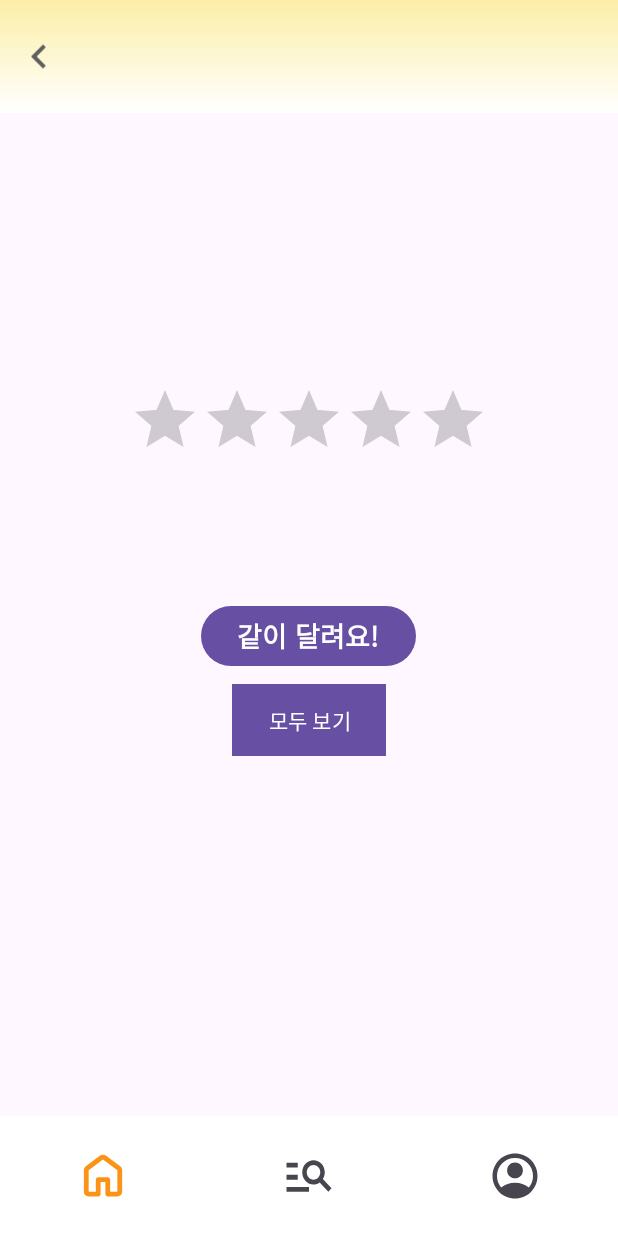
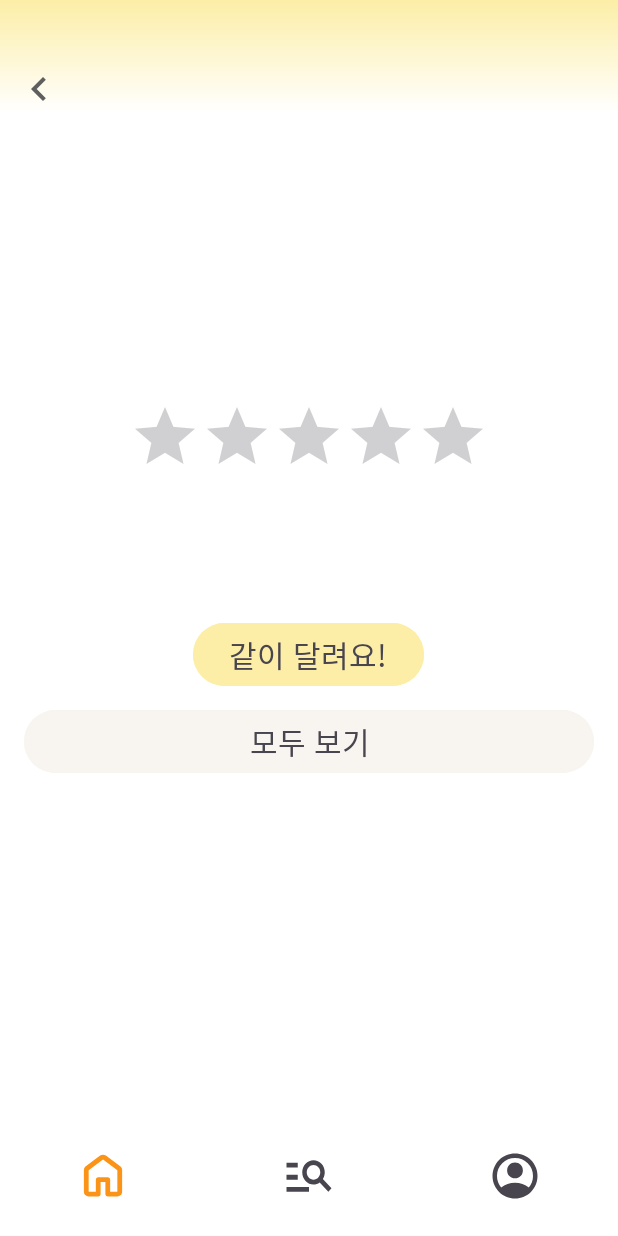
Before and after one commit to yenbbo/bookmark_project, an Android app: the fragment BookPageFragment placed in its activity, on a phone screen of 412 x 824 dp. Run offline under Robolectric (Android 15) with nearby library versions, the phone set to English and light mode, and no system bars; pictures from the network do not load; 7 statements that could not run were skipped.

```diff
--- a/app/src/main/java/com/example/book_project/SearchFragment.kt
+++ b/app/src/main/java/com/example/book_project/SearchFragment.kt
@@ -82,12 +82,12 @@ class SearchFragment : Fragment() {
                         for (i in 0 until items.length()) {
                             val item = items.getJSONObject(i)
                             val book = Book(
+                                id = item.getString("isbn"),
                                 title = item.getString("title").replace("<b>", "").replace("</b>", ""),
                                 author = item.optString("author", "Unknown"),
                                 coverUrl = item.optString("image", ""),
                                 description = item.optString("description", ""),
                                 rating = 0.0f, // 네이버 API는 평점을 제공 x
-                                pages = 0,     // 네이버 API는 페이지 정보를 제공 x
                                 year = item.optString("pubdate", "0000").take(4).toIntOrNull() ?: 0,
                                 publisher = item.optString("publisher", "Unknown")
                             )
--- a/app/src/main/res/layout/activity_comment.xml
+++ b/app/src/main/res/layout/activity_comment.xml
@@ -9,10 +9,9 @@
     tools:context=".CommentActivity">
     <LinearLayout
         android:layout_width="match_parent"
-        android:layout_height="115dp"
+        android:layout_height="75dp"
         android:orientation="horizontal"
         android:background="@drawable/gradient_yellow"
-        android:paddingBottom="30dp"
         >
         <ImageView
             android:id="@+id/before_icon"
--- a/app/src/main/res/layout/activity_my_bookshelf.xml
+++ b/app/src/main/res/layout/activity_my_bookshelf.xml
@@ -10,10 +10,9 @@
     >
     <LinearLayout
         android:layout_width="match_parent"
-        android:layout_height="115dp"
+        android:layout_height="75dp"
         android:orientation="horizontal"
         android:background="@drawable/gradient_yellow"
-        android:paddingBottom="30dp"
         >
 
         <ImageView
--- a/app/src/main/res/layout/activity_my_posts.xml
+++ b/app/src/main/res/layout/activity_my_posts.xml
@@ -10,10 +10,9 @@
     >
     <LinearLayout
         android:layout_width="match_parent"
-        android:layout_height="115dp"
+        android:layout_height="75dp"
         android:orientation="horizontal"
         android:background="@drawable/gradient_yellow"
-        android:paddingBottom="30dp"
         >
 
         <ImageView
--- a/app/src/main/res/layout/fragment_book_page.xml
+++ b/app/src/main/res/layout/fragment_book_page.xml
@@ -4,22 +4,21 @@
     android:layout_width="match_parent"
     android:layout_height="match_parent"
     android:id="@+id/book_page"
-    xmlns:app="http://schemas.android.com/apk/res-auto"
+    android:background="@color/white"
     tools:context=".BookPageFragment">
-
     <LinearLayout
         android:layout_width="match_parent"
         android:layout_height="75dp"
         android:orientation="horizontal"
         android:background="@drawable/gradient_yellow"
         >
-
         <ImageView
             android:id="@+id/before_icon"
             android:layout_width="32dp"
-        android:layout_height="match_parent"
+            android:layout_height="wrap_content"
             android:src="@drawable/before_icon"
             android:layout_marginStart="10dp"
+            android:layout_gravity="bottom"
             />
     </LinearLayout>
 
@@ -27,7 +26,7 @@
     <ScrollView
         android:layout_width="match_parent"
         android:layout_height="match_parent"
-        android:layout_marginTop="?attr/actionBarSize"
+        android:layout_marginTop="75dp"
         android:layout_marginBottom="75dp"
         android:fillViewport="true">
 
@@ -135,19 +134,21 @@
                 android:layout_height="wrap_content"
                 android:layout_gravity="center"
                 android:text="같이 달려요!"
-                android:textSize="18sp"
+                android:backgroundTint="@color/my_yellow"
+                style = "@style/sub_title"
                 android:layout_marginBottom="8dp"
-                android:textStyle="bold" />
+                />
 
 
             <!-- View All Button -->
             <Button
                 android:id="@+id/buttonViewAll"
-                android:layout_width="wrap_content"
+                android:layout_width="match_parent"
                 android:layout_height="wrap_content"
                 android:layout_gravity="center"
                 android:text="모두 보기"
-                android:background="?attr/colorPrimary"
+                android:backgroundTint="@color/ivory"
+                style = "@style/sub_title"
                 />
         </LinearLayout>
     </ScrollView>
--- a/app/src/main/res/layout/fragment_book_search.xml
+++ b/app/src/main/res/layout/fragment_book_search.xml
@@ -4,6 +4,7 @@
     android:layout_height="match_parent"
     android:orientation="vertical"
     android:id="@+id/search"
+    android:background="@color/white"
     android:padding="16dp">
 
     <RelativeLayout
```
Also changed, not shown: app/src/main/java/com/example/book_project/BookPageFragment.kt (+7 -0 lines), app/src/main/java/com/example/book_project/CommentActivity.kt (+26 -3 lines), app/src/main/java/com/example/book_project/MyPostsActivity.kt (+5 -5 lines), app/src/main/java/com/example/book_project/WritingActivity.kt (+21 -3 lines), app/src/main/java/com/example/book_project/model/Book.kt (+4 -4 lines), app/src/main/res/layout/item_post.xml (+11 -2 lines). Lines whose indentation alone changed are shown as unchanged.
